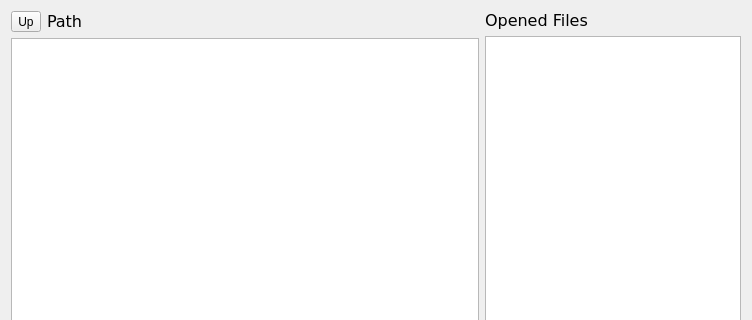
First picture: the form in gui/dirview.ui, repository X1aomu/ToyFS, before the edit; both pictures show x 0 to 752 and y 0 to 320 of the 752 by 522 pixel window.
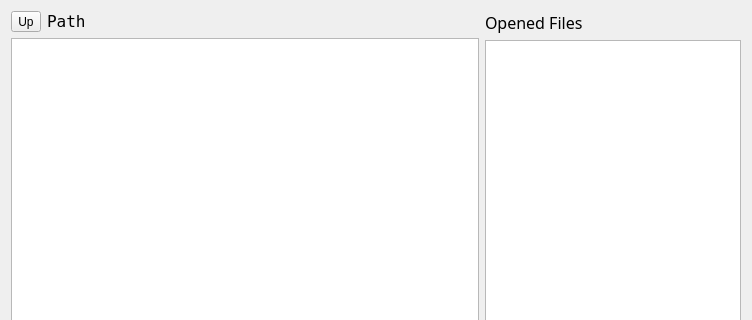
Second picture: the form after the edit.

What changed in the file:
```diff
--- a/gui/dirview.ui
+++ b/gui/dirview.ui
@@ -32,7 +32,7 @@
         <widget class="QLabel" name="label_dirPath">
          <property name="font">
           <font>
-           <family>DejaVu Sans</family>
+           <family>DejaVu Sans Mono</family>
            <pointsize>12</pointsize>
           </font>
          </property>
@@ -58,8 +58,10 @@
       <widget class="QLabel" name="label">
        <property name="font">
         <font>
-         <family>DejaVu Sans</family>
+         <family>微软雅黑</family>
          <pointsize>12</pointsize>
+         <weight>50</weight>
+         <bold>false</bold>
         </font>
        </property>
        <property name="text">
@@ -81,6 +83,12 @@
          <height>0</height>
         </size>
        </property>
+       <property name="font">
+        <font>
+         <family>微软雅黑</family>
+         <pointsize>12</pointsize>
+        </font>
+       </property>
        <property name="contextMenuPolicy">
         <enum>Qt::CustomContextMenu</enum>
        </property>
```
Left out of the diff: 8 changed lines with no effect on the pictures.
